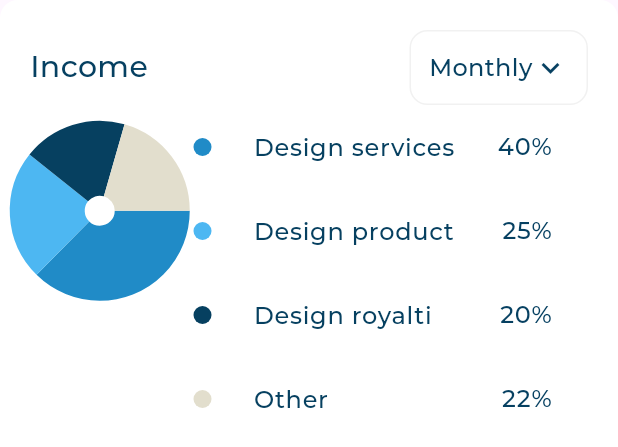
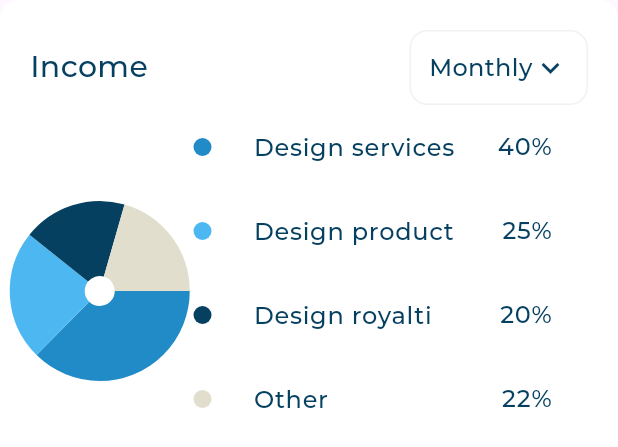
Before and after one commit to mohamdelbehairy/responsive_dash_board, a Flutter app: the IncomeSection widget shown alone on an empty page, opened directly, on a phone screen of 412 x 824 dp. Shown: the top 447 px of the screen. Run offline on Flutter 3.47's test engine with Material 3 defaults, Android fonts, the phone set to English and light mode, and no system bars; drawn by our look-alikes of fl_chart; our stand-ins replace expandable_page_view, flutter_svg; project files that could hold a hidden picture were left out.

Commit message:
tablet layout part 2

```diff
--- a/lib/views/dashboard_view.dart
+++ b/lib/views/dashboard_view.dart
@@ -9,7 +9,7 @@ class DashBoardView extends StatelessWidget {
   @override
   Widget build(BuildContext context) {
     return Scaffold(
-      backgroundColor: Colors.red,
+      backgroundColor: const Color(0xFFF7F9FA),
       body: AdaptiveLayout(
           mobileLayout: (context) => const SizedBox(),
           tabletLayout: (context) => const DashboardTabletLayout(),
--- a/lib/widgets/income_section.dart
+++ b/lib/widgets/income_section.dart
@@ -16,17 +16,14 @@ class IncomeSection extends StatelessWidget {
         child: Column(
       children: [
         IncomeSectionHeader(),
-        // SizedBox(height: 24),
-        Expanded(
-          child: Row(
-            crossAxisAlignment: CrossAxisAlignment.start,
-            children: [
-              Expanded(child: Padding(
-                padding: EdgeInsets.only(top: 24),
-                child: IncomeChart())),
-              Expanded( flex: 3, child: IncomeDetails())
-            ],
-          ),
+        Row(
+          crossAxisAlignment: CrossAxisAlignment.center,
+          children: [
+            Expanded(
+                child: Padding(
+                    padding: EdgeInsets.only(top: 24), child: IncomeChart())),
+            Expanded(flex: 3, child: IncomeDetails())
+          ],
         )
       ],
     ));
```
Also changed, not shown: lib/widgets/dashboard_mobile_layout.dart (added, +24 -0 lines), lib/widgets/dashboard_tablet_layout.dart (+5 -2 lines).
